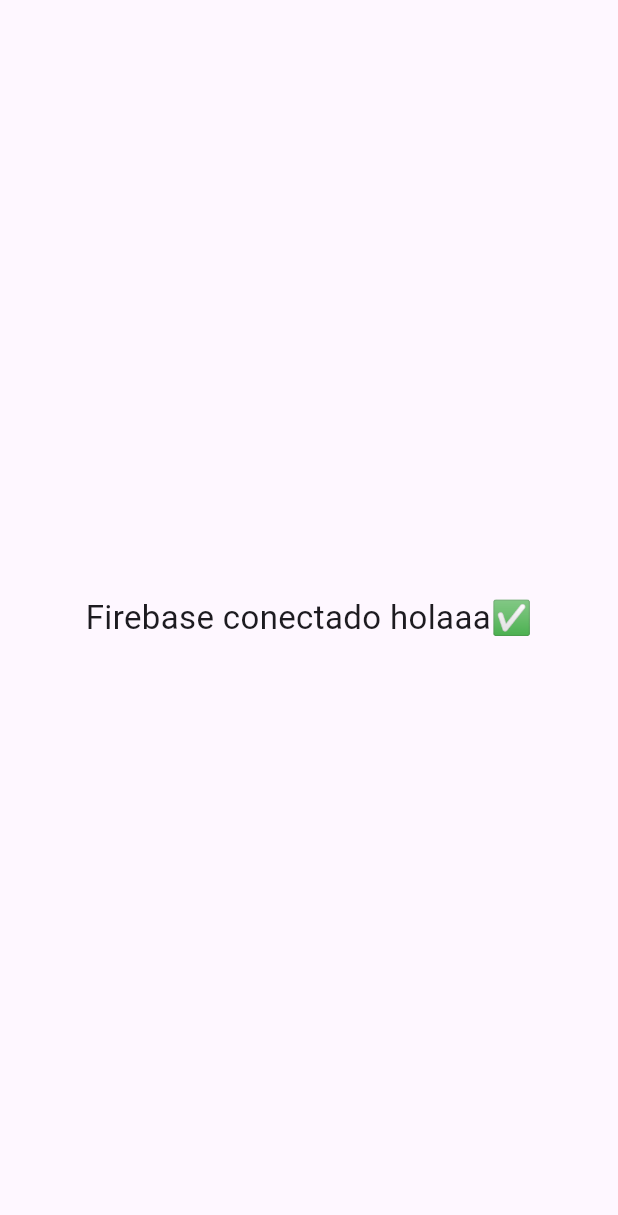
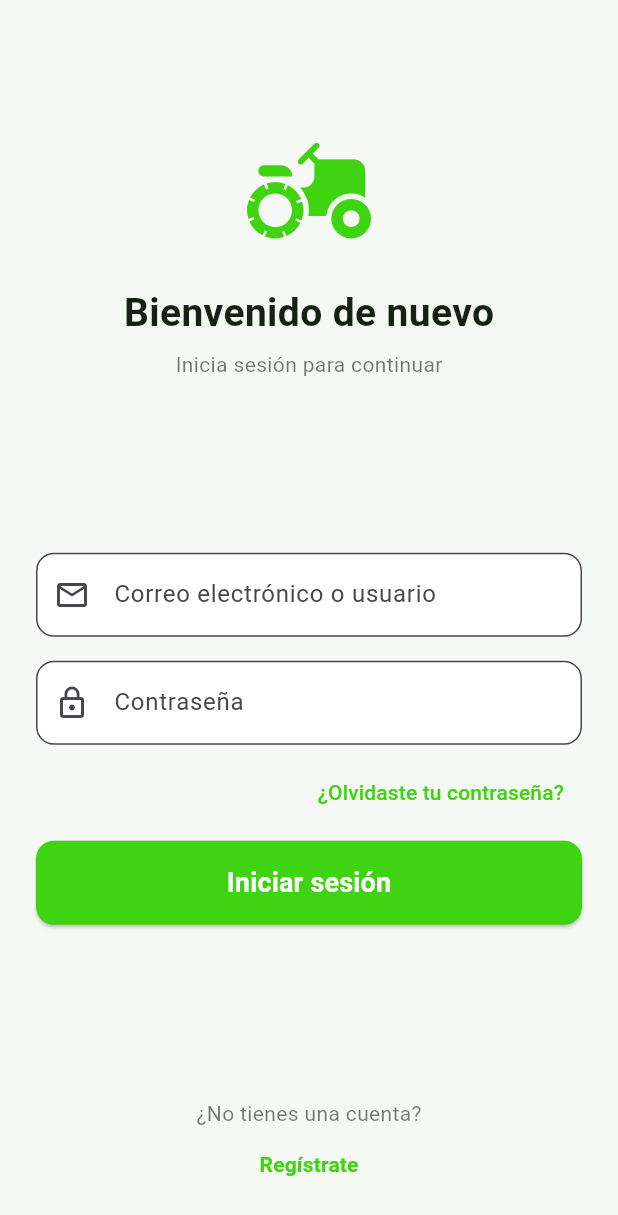
Before and after one commit to AndresM412/farmtrack, a Flutter app: the screen it shows after launch, on a phone screen of 412 x 824 dp. Shown: the top 1215 px of the screen. Run offline on Flutter 3.47's test engine with Material 3 defaults, Android fonts, the phone set to English and light mode, and no system bars; our stand-ins replace firebase_auth, firebase_core; accounts and stored records are empty.

Commit message:
Add authentication features with login and registration screens, and integrate Firebase

```diff
--- a/lib/main.dart
+++ b/lib/main.dart
@@ -1,13 +1,17 @@
 import 'package:flutter/material.dart';
 import 'package:firebase_core/firebase_core.dart';
+import 'package:provider/provider.dart';
 import 'firebase_options.dart';
+import 'providers/auth_provider.dart';
+import 'screens/login_screen.dart';
+import 'screens/register_screen.dart';
+import 'screens/home_screen.dart';
 
 void main() async {
   WidgetsFlutterBinding.ensureInitialized();
   await Firebase.initializeApp(
     options: DefaultFirebaseOptions.currentPlatform,
   );
-
   runApp(const FarmTrackApp());
 }
 
@@ -16,19 +20,21 @@
 
   @override
   Widget build(BuildContext context) {
-    return MaterialApp(
-      debugShowCheckedModeBanner: false,
-      title: 'FarmTrack',
-      theme: ThemeData(
-        primarySwatch: Colors.green,
-      ),
-      home: const Scaffold(
-        body: Center(
-          child: Text(
-            "Firebase conectado holaaa✅",
-            style: TextStyle(fontSize: 22),
-          ),
+    return MultiProvider(
+      providers: [
+        ChangeNotifierProvider(create: (_) => AuthProvider()),
+      ],
+      child: MaterialApp(
+        debugShowCheckedModeBanner: false,
+        title: 'FarmTrack',
+        theme: ThemeData(
+          primarySwatch: Colors.green,
         ),
+        initialRoute: '/login',
+        routes: {
+          '/login': (context) => const LoginScreen(),
+          '/register': (context) => const RegisterScreen(),
+        },
       ),
     );
   }
--- /dev/null
+++ b/lib/screens/login_screen.dart
@@ -0,0 +1,212 @@
+import 'package:flutter/material.dart';
+import 'package:firebase_auth/firebase_auth.dart';
+
+class LoginScreen extends StatefulWidget {
+  const LoginScreen({super.key});
+
+  @override
+  State<LoginScreen> createState() => _LoginScreenState();
+}
+
+class _LoginScreenState extends State<LoginScreen> {
+  final _emailController = TextEditingController();
+  final _passwordController = TextEditingController();
+  final _formKey = GlobalKey<FormState>();
+  bool _isLoading = false;
+
+  /// 🔐 Método para iniciar sesión con Firebase
+  Future<void> _login() async {
+    if (!_formKey.currentState!.validate()) return;
+
+    setState(() => _isLoading = true);
+    try {
+      await FirebaseAuth.instance.signInWithEmailAndPassword(
+        email: _emailController.text.trim(),
+        password: _passwordController.text.trim(),
+      );
+
+      // ✅ Redirige al home solo si está montado
+      if (mounted) {
+        ScaffoldMessenger.of(context).showSnackBar(
+          const SnackBar(
+            content: Text("Inicio de sesión exitoso ✅"),
+            backgroundColor: Colors.green,
+          ),
+        );
+        Navigator.pushReplacementNamed(context, '/home');
+      }
+    } on FirebaseAuthException catch (e) {
+      String errorMessage;
+      switch (e.code) {
+        case 'user-not-found':
+          errorMessage = 'No existe una cuenta con ese correo.';
+          break;
+        case 'wrong-password':
+          errorMessage = 'Contraseña incorrecta.';
+          break;
+        case 'invalid-email':
+          errorMessage = 'El correo no es válido.';
+          break;
+        default:
+          errorMessage = 'Error al iniciar sesión. Intenta nuevamente.';
+      }
+
+      ScaffoldMessenger.of(context).showSnackBar(
+        SnackBar(
+          content: Text(errorMessage),
+          backgroundColor: Colors.redAccent,
+        ),
+      );
+    } finally {
+      setState(() => _isLoading = false);
+    }
+  }
+
+  @override
+  Widget build(BuildContext context) {
+    return Scaffold(
+      backgroundColor: const Color(0xFFF6F8F6),
+      body: SafeArea(
+        child: Padding(
+          padding: const EdgeInsets.all(24.0),
+          child: Form(
+            key: _formKey,
+            child: Column(
+              mainAxisAlignment: MainAxisAlignment.spaceBetween,
+              children: [
+                /// 🔹 ICONO Y BIENVENIDA
+                Column(
+                  children: const [
+                    SizedBox(height: 60),
+                    Icon(Icons.agriculture_rounded,
+                        size: 90, color: Color(0xFF3FD411)),
+                    SizedBox(height: 16),
+                    Text(
+                      "Bienvenido de nuevo",
+                      style: TextStyle(
+                        fontSize: 26,
+                        fontWeight: FontWeight.bold,
+                        color: Color(0xFF142210),
+                      ),
+                    ),
+                    SizedBox(height: 6),
+                    Text(
+                      "Inicia sesión para continuar",
+                      style: TextStyle(color: Colors.black54, fontSize: 14),
+                    ),
+                  ],
+                ),
+
+                /// 🔹 CAMPOS DE LOGIN
+                Column(
+                  children: [
+                    TextFormField(
+                      controller: _emailController,
+                      decoration: InputDecoration(
+                        prefixIcon: const Icon(Icons.mail_outline),
+                        hintText: "Correo electrónico o usuario",
+                        filled: true,
+                        fillColor: Colors.white,
+                        border: OutlineInputBorder(
+                          borderRadius: BorderRadius.circular(12),
+                        ),
+                      ),
+                      keyboardType: TextInputType.emailAddress,
+                      validator: (value) {
+                        if (value == null || value.isEmpty) {
+                          return "Por favor ingresa tu correo";
+                        }
+                        if (!value.contains('@')) {
+                          return "Ingresa un correo válido";
+                        }
+                        return null;
+                      },
+                    ),
+                    const SizedBox(height: 16),
+                    TextFormField(
+                      controller: _passwordController,
+                      obscureText: true,
+                      decoration: InputDecoration(
+                        prefixIcon: const Icon(Icons.lock_outline),
+                        hintText: "Contraseña",
+                        filled: true,
+                        fillColor: Colors.white,
+                        border: OutlineInputBorder(
+                          borderRadius: BorderRadius.circular(12),
+                        ),
+                      ),
+                      validator: (value) {
+                        if (value == null || value.isEmpty) {
+                          return "Por favor ingresa tu contraseña";
+                        }
+                        if (value.length < 6) {
+                          return "La contraseña debe tener al menos 6 caracteres";
+                        }
+                        return null;
+                      },
+                    ),
+                    const SizedBox(height: 8),
+                    Align(
+                      alignment: Alignment.centerRight,
+                      child: TextButton(
+                        onPressed: () {},
+                        child: const Text(
+                          "¿Olvidaste tu contraseña?",
+                          style: TextStyle(color: Color(0xFF3FD411)),
+                        ),
+                      ),
+                    ),
+                    const SizedBox(height: 8),
+
+                    /// 🔹 BOTÓN DE LOGIN
+                    ElevatedButton(
+                      onPressed: _isLoading ? null : _login,
+                      style: ElevatedButton.styleFrom(
+                        backgroundColor: const Color(0xFF3FD411),
+                        minimumSize: const Size(double.infinity, 56),
+                        shape: RoundedRectangleBorder(
+                          borderRadius: BorderRadius.circular(12),
+                        ),
+                      ),
+                      child: _isLoading
+                          ? const CircularProgressIndicator(color: Colors.white)
+                          : const Text(
+                              "Iniciar sesión",
+                              style: TextStyle(
+                                fontSize: 18,
+                                fontWeight: FontWeight.bold,
+                                color: Colors.white,
+                              ),
+                            ),
+                    ),
+                  ],
+                ),
+
+                /// 🔹 LINK DE REGISTRO
+                Column(
+                  children: [
+                    const Text(
+                      "¿No tienes una cuenta?",
+                      style: TextStyle(color: Colors.black54),
+                    ),
+                    TextButton(
+                      onPressed: () =>
+                          Navigator.pushNamed(context, '/register'),
+                      child: const Text(
+                        "Regístrate",
+                        style: TextStyle(
+                          fontWeight: FontWeight.bold,
+                          color: Color(0xFF3FD411),
+                        ),
+                      ),
+                    ),
+                  ],
+                ),
+              ],
+            ),
+          ),
+        ),
+      ),
+    );
+  }
+}
```
Also changed, not shown: lib/providers/auth_provider.dart (added, +28 -0 lines), lib/screens/register_screen.dart (added, +257 -0 lines), lib/services/auth_service.dart (added, +68 -0 lines), pubspec.yaml (+7 -2 lines), lib/firebase_options.dart, pubspec.lock, 1 other file.
